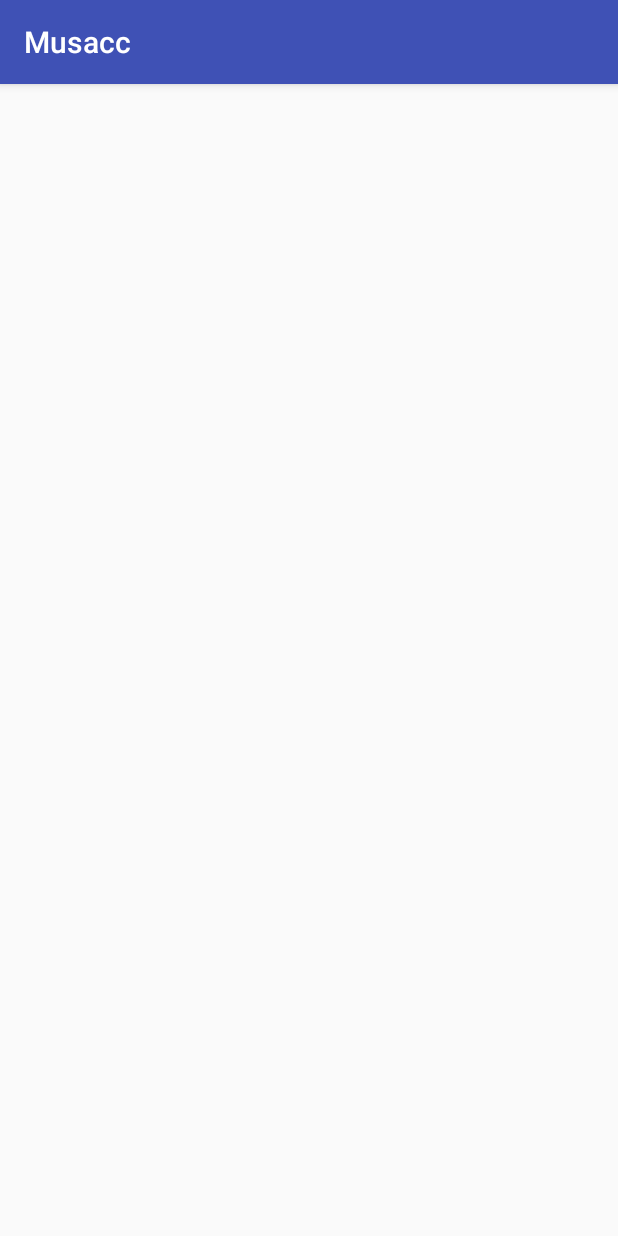
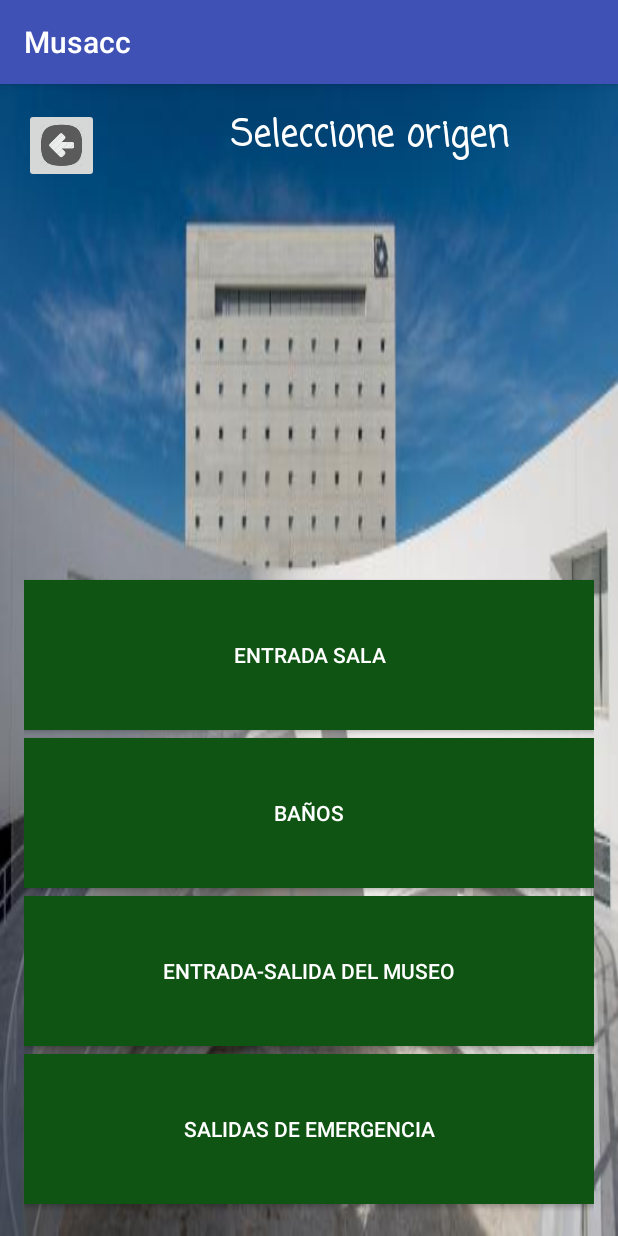
Before and after one commit to ifm1994/Mussac, an Android app: the SeleccionarPuntoInteres screen opened directly, with no data from a screen before it, on a phone screen of 412 x 824 dp. Run offline under Robolectric (Android 15) with nearby library versions, the phone set to English and light mode, and no system bars.

Commit message:
Added funcionality of class IrPuntodeInteres (Origin) and SelectNumber

```diff
--- a/AndroidCurse/app/src/main/java/com/example/sakrofdez/androidcurse/SeleccionarPuntoInteres.java
+++ b/AndroidCurse/app/src/main/java/com/example/sakrofdez/androidcurse/SeleccionarPuntoInteres.java
@@ -1,7 +1,12 @@
 package com.example.sakrofdez.androidcurse;
 
+import android.content.Intent;
+import android.media.Image;
 import android.support.v7.app.AppCompatActivity;
 import android.os.Bundle;
+import android.view.View;
+import android.widget.Button;
+import android.widget.ImageButton;
 
 public class SeleccionarPuntoInteres extends AppCompatActivity {
 
@@ -9,5 +14,49 @@ public class SeleccionarPuntoInteres extends AppCompatActivity {
     protected void onCreate(Bundle savedInstanceState) {
         super.onCreate(savedInstanceState);
         setContentView(R.layout.activity_seleccionar_punto_interes);
+
+        ImageButton botonAtras = (ImageButton) findViewById(R.id.botonAtras);
+        Button botonEntSala = (Button) findViewById(R.id.botonEntradaSala);
+        Button botonBaños = (Button) findViewById(R.id.botonBaños);
+        Button botonEntradaSal = (Button) findViewById(R.id.botonEntraSal);
+        Button botonSalEme = (Button) findViewById(R.id.botonSalEme);
+        final Intent atras = new Intent(this,SelectTipoVisita.class);
+        final Intent irEntradaSala = new Intent(this,ElegirOrigenEntradaSalida.class);
+        final Intent irBaños = new Intent(this,ElegirOrigenBanio.class);
+        final Intent irEntradaSal = new Intent(this,ElegirOrigenEntradaSalidaMuseo.class);
+        final Intent irSalEme = new Intent(this,ElegirOrigenSalidaEmergencia.class);
+
+        botonAtras.setOnClickListener(new View.OnClickListener(){
+            @Override
+            public void onClick(View view) {
+                startActivity(atras);
+            }
+        });
+        botonEntSala.setOnClickListener(new View.OnClickListener(){
+            @Override
+            public void onClick(View view) {
+                startActivity(irEntradaSala);
+            }
+        });
+        botonBaños.setOnClickListener(new View.OnClickListener(){
+            @Override
+            public void onClick(View view) {
+                startActivity(irBaños);
+            }
+        });
+        botonEntradaSal.setOnClickListener(new View.OnClickListener(){
+            @Override
+            public void onClick(View view) {
+                startActivity(irEntradaSal);
+            }
+        });
+        botonSalEme.setOnClickListener(new View.OnClickListener(){
+            @Override
+            public void onClick(View view) {
+                startActivity(irSalEme);
+            }
+        });
+
+
     }
 }
--- a/AndroidCurse/app/src/main/res/layout/activity_seleccionar_punto_interes.xml
+++ b/AndroidCurse/app/src/main/res/layout/activity_seleccionar_punto_interes.xml
@@ -8,6 +8,79 @@
     android:paddingLeft="@dimen/activity_horizontal_margin"
     android:paddingRight="@dimen/activity_horizontal_margin"
     android:paddingTop="@dimen/activity_vertical_margin"
+    android:background="@drawable/principal"
     tools:context="com.example.sakrofdez.androidcurse.SeleccionarPuntoInteres">
 
+    <TextView
+        android:text="@string/selectpuntOrigenEspañol"
+        android:layout_height="wrap_content"
+        android:textSize="24sp"
+        android:textColor="@color/blanco"
+        android:id="@+id/textoElegirOrigen"
+        android:layout_width="300dp"
+        android:gravity="center"
+        android:typeface="sans"
+        android:fontFamily="casual"
+        android:textStyle="bold"
+        android:layout_alignParentTop="true"
+        android:layout_alignParentRight="true"
+        android:layout_alignParentEnd="true" />
+
+    <ImageButton
+        android:layout_width="50dp"
+        android:layout_height="50dp"
+        android:src="@drawable/ir_atras"
+        android:scaleType="centerCrop"
+        android:id="@+id/botonAtras"
+        android:layout_alignParentTop="true"
+        android:layout_alignParentLeft="true"
+        android:layout_alignParentStart="true" />
+
+    <Button
+        android:text="@string/salidaEmergencia"
+        android:layout_width="match_parent"
+        android:textColor="@color/blanco"
+        android:background="@color/colorFondoTexto"
+        android:id="@+id/botonSalEme"
+        android:layout_height="100dp"
+        android:layout_marginBottom="5dp"
+        android:layout_alignParentBottom="true"
+        android:layout_alignParentLeft="true"
+        android:layout_alignParentStart="true" />
+
+    <Button
+        android:text="@string/estradaSalidaEspañol"
+        android:layout_width="match_parent"
+        android:textColor="@color/blanco"
+        android:background="@color/colorFondoTexto"
+        android:id="@+id/botonEntraSal"
+        android:layout_height="100dp"
+        android:layout_above="@+id/botonSalEme"
+        android:layout_marginBottom="5dp"
+        android:layout_alignParentLeft="true"
+        android:layout_alignParentStart="true" />
+
+    <Button
+        android:text="@string/bañosEspañol"
+        android:layout_width="match_parent"
+        android:textColor="@color/blanco"
+        android:background="@color/colorFondoTexto"
+        android:id="@+id/botonBaños"
+        android:layout_height="100dp"
+        android:layout_marginBottom="5dp"
+        android:layout_above="@+id/botonEntraSal"
+        android:layout_alignParentLeft="true"
+        android:layout_alignParentStart="true" />
+
+    <Button
+        android:text="@string/entradaSalaEspañol"
+        android:textColor="@color/blanco"
+        android:layout_marginBottom="5dp"
+        android:background="@color/colorFondoTexto"
+        android:layout_width="match_parent"
+        android:id="@+id/botonEntradaSala"
+        android:layout_height="100dp"
+        android:layout_above="@+id/botonBaños"
+        android:layout_alignParentLeft="true"
+        android:layout_alignParentStart="true" />
 </RelativeLayout>
--- a/AndroidCurse/app/src/main/res/values/strings.xml
+++ b/AndroidCurse/app/src/main/res/values/strings.xml
@@ -20,6 +20,11 @@
     <string name="sala3Español">Entrada Sala 3</string>
     <string name="sala4Español">Entrada Sala 4</string>
     <string name="textoSelecNumeroEspañol">Elegir números</string>
+    <string name="selectpuntOrigenEspañol">Seleccione origen</string>
+    <string name="entradaSalaEspañol">Entrada sala</string>
+    <string name="bañosEspañol">Baños</string>
+    <string name="estradaSalidaEspañol">Entrada-Salida del museo</string>
+    <string name="salidaEmergencia">Salidas de Emergencia</string>
 
     <!--Ingles-->
     <string name="textoActividad1Ingles">Welcome to the museum Caja Granada</string>
```
Also changed, not shown: AndroidCurse/app/src/main/AndroidManifest.xml (+11 -2 lines), AndroidCurse/app/src/main/java/com/example/sakrofdez/androidcurse/ElegirOrigenBanio.java (added, +13 -0 lines), AndroidCurse/app/src/main/java/com/example/sakrofdez/androidcurse/ElegirOrigenEntradaSalida.java (added, +13 -0 lines), AndroidCurse/app/src/main/java/com/example/sakrofdez/androidcurse/ElegirOrigenEntradaSalidaMuseo.java (added, +13 -0 lines), AndroidCurse/app/src/main/java/com/example/sakrofdez/androidcurse/ElegirOrigenSalidaEmergencia.java (added, +13 -0 lines), AndroidCurse/app/src/main/java/com/example/sakrofdez/androidcurse/PantallaNumeroX.java (added, +13 -0 lines), AndroidCurse/app/src/main/java/com/example/sakrofdez/androidcurse/VisitaGuiada.java (+15 -0 lines), AndroidCurse/app/src/main/java/com/example/sakrofdez/androidcurse/VisitaLibre.java (+68 -0 lines), AndroidCurse/app/src/main/res/layout/activity_elegir_origen_banio.xml (added, +13 -0 lines), AndroidCurse/app/src/main/res/layout/activity_elegir_origen_entrada_salida.xml (added, +13 -0 lines), AndroidCurse/app/src/main/res/layout/activity_elegir_origen_entrada_salida_museo.xml (added, +13 -0 lines), AndroidCurse/app/src/main/res/layout/activity_elegir_origen_salida_emergencia.xml (added, +13 -0 lines), AndroidCurse/app/src/main/res/layout/activity_numero_x.xml (added, +13 -0 lines), AndroidCurse/app/src/main/res/layout/activity_visita_libre.xml (+8 -8 lines).
